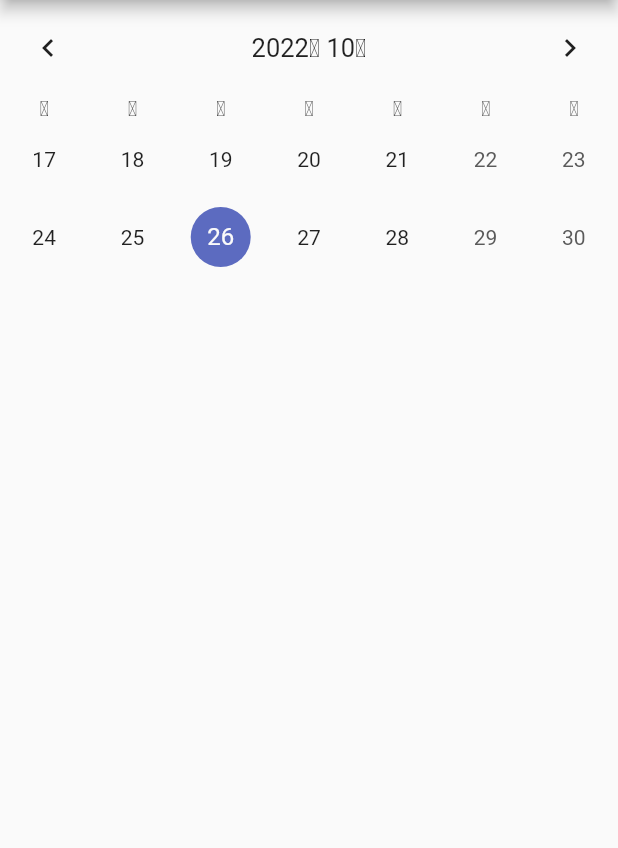
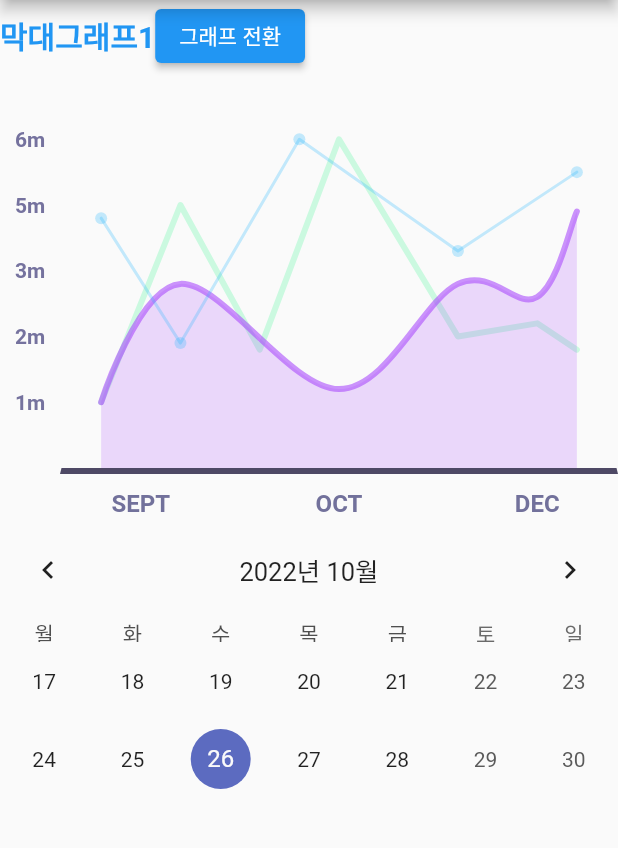
Before and after one commit to cheri-nonegolab/juvis2, a Flutter app: the screen it shows after launch, on a phone screen of 412 x 824 dp, the part 84-932 px from its top. Run offline on Flutter 3.47's test engine with Material 2 defaults, Android fonts, the phone set to English and light mode, and no system bars; drawn by our look-alikes of fl_chart, table_calendar; missing offline and left inert: simple_gesture_detector.

Commit message:
feat ::: 막대 그래프

```diff
--- a/lib/chart.dart
+++ b/lib/chart.dart
@@ -1,4 +1,6 @@
 import 'package:flutter/material.dart';
+import 'package:juvis2/chart/line_chart/line_chart1.dart';
+import 'package:juvis2/chart/line_chart/line_chart_page.dart';
 
 class Chart extends StatefulWidget {
   const Chart({super.key});
@@ -10,6 +12,10 @@
 class _ChartState extends State<Chart> {
   @override
   Widget build(BuildContext context) {
-    return Container();
+    return Container(
+      child: Column(
+        children: [LineChartPage()],
+      ),
+    );
   }
 }
--- /dev/null
+++ b/lib/chart/line_chart/line_chart1.dart
@@ -0,0 +1,315 @@
+import 'package:fl_chart/fl_chart.dart';
+import 'package:flutter/material.dart';
+import 'package:juvis2/common/title.dart';
+
+class LineChart1 extends StatefulWidget {
+  const LineChart1({super.key});
+
+  @override
+  State<LineChart1> createState() => _LineChart1State();
+}
+
+class _LineChart1State extends State<LineChart1> {
+  bool isShowingMainData = false; //boolean 값에 따라서, 그래프가 변경됩니다.
+
+  @override
+  Widget build(BuildContext context) {
+    return Column(
+      children: [
+        Row(
+          mainAxisAlignment: MainAxisAlignment.start,
+          children: [
+            CustomTitle(text: '막대그래프1'),
+            ElevatedButton(
+                onPressed: () {
+                  setState(() {
+                    isShowingMainData = !isShowingMainData;
+                  });
+                },
+                child: Text('그래프 전환'))
+          ],
+        ),
+        SizedBox(
+          height: 300,
+          child: LineChart(
+            isShowingMainData ? sampleData1 : sampleData2,
+            swapAnimationDuration: const Duration(milliseconds: 250),
+          ),
+        )
+      ],
+    );
+  }
+
+  LineChartData get sampleData1 => LineChartData(
+        lineTouchData: lineTouchData1,
+        gridData: gridData,
+        titlesData: titlesData1,
+        borderData: borderData,
+        lineBarsData: lineBarsData1,
+        minX: 0,
+        maxX: 14,
+        maxY: 4,
+        minY: 0,
+      );
+
+  LineChartData get sampleData2 => LineChartData(
+        lineTouchData: lineTouchData2,
+        gridData: gridData,
+        titlesData: titlesData2,
+        borderData: borderData,
+        lineBarsData: lineBarsData2,
+        minX: 0,
+        maxX: 14,
+        maxY: 6,
+        minY: 0,
+      );
+
+  LineTouchData get lineTouchData1 => LineTouchData(
+        handleBuiltInTouches: true,
+        touchTooltipData: LineTouchTooltipData(
+          tooltipBgColor: Colors.blueGrey.withOpacity(0.8),
+        ),
+      );
+
+  FlTitlesData get titlesData1 => FlTitlesData(
+        bottomTitles: AxisTitles(
+          sideTitles: bottomTitles, //x축 표시선
+        ),
+        rightTitles: AxisTitles(
+          sideTitles: SideTitles(showTitles: false),
+        ),
+        topTitles: AxisTitles(
+          sideTitles: SideTitles(showTitles: false),
+        ),
+        leftTitles: AxisTitles(
+          sideTitles: leftTitles(), //y축 표시선
+        ),
+      );
+
+  List<LineChartBarData> get lineBarsData1 => [
+        lineChartBarData1_1,
+        lineChartBarData1_2,
+        lineChartBarData1_3,
+      ];
+
+  LineTouchData get lineTouchData2 => LineTouchData(
+        enabled: true, // 툴팁 보여지는 여부
+      );
+
+  FlTitlesData get titlesData2 => FlTitlesData(
+        bottomTitles: AxisTitles(
+          sideTitles: bottomTitles,
+        ),
+        rightTitles: AxisTitles(
+          sideTitles: SideTitles(showTitles: false),
+        ),
+        topTitles: AxisTitles(
+          sideTitles: SideTitles(showTitles: false),
+        ),
+        leftTitles: AxisTitles(
+          sideTitles: leftTitles(),
+        ),
+      );
+
+  List<LineChartBarData> get lineBarsData2 => [
+        lineChartBarData2_1,
+        lineChartBarData2_2,
+        lineChartBarData2_3,
+      ];
+
+  Widget leftTitleWidgets(double value, TitleMeta meta) {
+    const style = TextStyle(
+      color: Color(0xff75729e),
+      fontWeight: FontWeight.bold,
+      fontSize: 14,
+    );
+    String text;
+    switch (value.toInt()) {
+      case 1:
+        text = '1m';
+        break;
+      case 2:
+        text = '2m';
+        break;
+      case 3:
+        text = '3m';
+        break;
+      case 4:
+        text = '5m';
+        break;
+      case 5:
+        text = '6m';
+        break;
+      default:
+        return Container();
+    }
+
+    return Text(text, style: style, textAlign: TextAlign.center);
+  }
+
+  SideTitles leftTitles() => SideTitles(
+        getTitlesWidget: leftTitleWidgets,
+        showTitles: true,
+        interval: 1,
+        reservedSize: 40,
+      );
+
+  Widget bottomTitleWidgets(double value, TitleMeta meta) {
+    const style = TextStyle(
+      color: Color(0xff72719b),
+      fontWeight: FontWeight.bold,
+      fontSize: 16,
+    );
+    Widget text;
+    switch (value.toInt()) {
+      case 2:
+        text = const Text('SEPT', style: style);
+        break;
+      case 7:
+        text = const Text('OCT', style: style);
+        break;
+      case 12:
+        text = const Text('DEC', style: style);
+        break;
+      default:
+        text = const Text('');
+        break;
+    }
+
+    return SideTitleWidget(
+      axisSide: meta.axisSide,
+      space: 10,
+      child: text,
+    );
+  }
+
+  SideTitles get bottomTitles => SideTitles(
+        showTitles: true,
+        reservedSize: 32,
+        interval: 1,
+        getTitlesWidget: bottomTitleWidgets,
+      );
+
+  FlGridData get gridData => FlGridData(show: false);
+
+  FlBorderData get borderData => FlBorderData(
+        show: true,
+        border: const Border(
+          bottom: BorderSide(color: Color(0xff4e4965), width: 4),
+          left: BorderSide(color: Colors.transparent),
+          right: BorderSide(color: Colors.transparent),
+          top: BorderSide(color: Colors.transparent),
+        ),
+      );
+
+  LineChartBarData get lineChartBarData1_1 => LineChartBarData(
+        isCurved: true, //완만선 vs 꺾은선
+        color: const Color(0xff4af699), //그래프 색상
+        barWidth: 8, //그래프선의 굵기
+        // isStrokeCapRound: true,
+        dotData: FlDotData(show: true), //그래프 선 위 도트여부
+        belowBarData: BarAreaData(show: false),
+        spots: const [
+          //그래프데이터 1
+          FlSpot(1, 1),
+          FlSpot(3, 1.5),
+          FlSpot(5, 1.4),
+          FlSpot(7, 3.4),
+          FlSpot(10, 2),
+          FlSpot(12, 2.2),
+          FlSpot(13, 1.8),
+        ],
+      );
+
+  LineChartBarData get lineChartBarData1_2 => LineChartBarData(
+        isCurved: true,
+        color: const Color(0xffaa4cfc),
+        barWidth: 8,
+        isStrokeCapRound: true,
+        dotData: FlDotData(show: true),
+        belowBarData: BarAreaData(
+          show: false,
+          color: const Color(0x00aa4cfc),
+        ),
+        spots: const [
+          FlSpot(1, 1),
+          FlSpot(3, 2.8),
+          FlSpot(7, 1.2),
+          FlSpot(10, 2.8),
+          FlSpot(12, 2.6),
+          FlSpot(13, 3.9),
+        ],
+      );
+
+  LineChartBarData get lineChartBarData1_3 => LineChartBarData(
+        isCurved: true,
+        color: const Color(0xff27b6fc),
+        barWidth: 8,
+        isStrokeCapRound: true,
+        dotData: FlDotData(show: true),
+        belowBarData: BarAreaData(show: false),
+        spots: const [
+          FlSpot(1, 2.8),
+          FlSpot(3, 1.9),
+          FlSpot(6, 3),
+          FlSpot(10, 1.3),
+          FlSpot(13, 2.5),
+        ],
+      );
+
+  LineChartBarData get lineChartBarData2_1 => LineChartBarData(
+        isCurved: true,
+        curveSmoothness: 0,
+        color: const Color(0x444af699),
+        barWidth: 4,
+        isStrokeCapRound: true,
+        dotData: FlDotData(show: false),
+        belowBarData: BarAreaData(show: false),
+        spots: const [
+          FlSpot(1, 1),
+          FlSpot(3, 4),
+          FlSpot(5, 1.8),
+          FlSpot(7, 5),
+          FlSpot(10, 2),
+          FlSpot(12, 2.2),
+          FlSpot(13, 1.8),
+        ],
+      );
+
+  LineChartBarData get lineChartBarData2_2 => LineChartBarData(
+        isCurved: true,
+        color: const Color(0x99aa4cfc),
+        barWidth: 4,
+        isStrokeCapRound: true,
+        dotData: FlDotData(show: false),
+        belowBarData: BarAreaData(
+          show: true,
+          color: const Color(0x33aa4cfc),
+        ),
+        spots: const [
+          FlSpot(1, 1),
+          FlSpot(3, 2.8),
+          FlSpot(7, 1.2),
+          FlSpot(10, 2.8),
+          FlSpot(12, 2.6),
+          FlSpot(13, 3.9),
+        ],
+      );
+
+  LineChartBarData get lineChartBarData2_3 => LineChartBarData(
+        isCurved: true,
+        curveSmoothness: 0,
+        color: const Color(0x4427b6fc),
+        barWidth: 2,
+        isStrokeCapRound: true,
+        dotData: FlDotData(show: true),
+        belowBarData: BarAreaData(show: false),
+        spots: const [
+          FlSpot(1, 3.8),
+          FlSpot(3, 1.9),
+          FlSpot(6, 5),
+          FlSpot(10, 3.3),
+          FlSpot(13, 4.5),
+        ],
+      );
+}
--- /dev/null
+++ b/lib/chart/line_chart/line_chart_page.dart
@@ -0,0 +1,15 @@
+import 'package:flutter/material.dart';
+import 'package:juvis2/chart/line_chart/line_chart1.dart';
+
+class LineChartPage extends StatelessWidget {
+  const LineChartPage({super.key});
+
+  @override
+  Widget build(BuildContext context) {
+    return Container(
+      child: Column(
+        children: [LineChart1()],
+      ),
+    );
+  }
+}
--- /dev/null
+++ b/lib/common/title.dart
@@ -0,0 +1,15 @@
+import 'package:flutter/material.dart';
+
+class CustomTitle extends StatelessWidget {
+  String text = "";
+  CustomTitle({required this.text});
+
+  @override
+  Widget build(BuildContext context) {
+    return Text(
+      this.text,
+      style: TextStyle(
+          color: Colors.blue, fontWeight: FontWeight.bold, fontSize: 20),
+    );
+  }
+}
```
